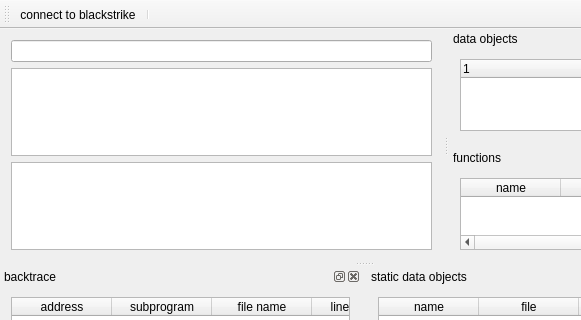
First picture: the form in mainwindow.ui, repository stoyan-shopov/troll, before the edit; both pictures show x 0 to 581 and y 0 to 320 of the 727 by 522 pixel window.
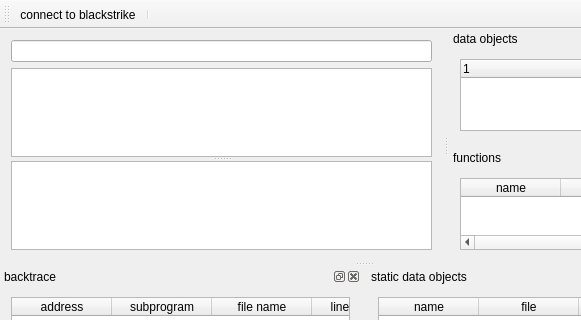
Second picture: the form after the edit.

Commit message: user interface enhancements

Diff of the .ui file:
```diff
--- a/mainwindow.ui
+++ b/mainwindow.ui
@@ -19,14 +19,17 @@
      <widget class="QLineEdit" name="lineEditSforthCommand"/>
     </item>
     <item>
+     <widget class="QSplitter" name="splitterMain">
+      <property name="orientation">
+       <enum>Qt::Vertical</enum>
+      </property>
      <widget class="QPlainTextEdit" name="plainTextEditSforthConsole"/>
-    </item>
-    <item>
      <widget class="QPlainTextEdit" name="plainTextEdit">
       <property name="styleSheet">
        <string notr="true">font: 12pt &quot;Fixedsys&quot;;</string>
       </property>
      </widget>
+     </widget>
     </item>
    </layout>
   </widget>
```
Left out of the diff: 3 changed lines with no effect on the pictures. Lines whose indentation alone changed are shown as unchanged. The commit also changes 3 other files.
